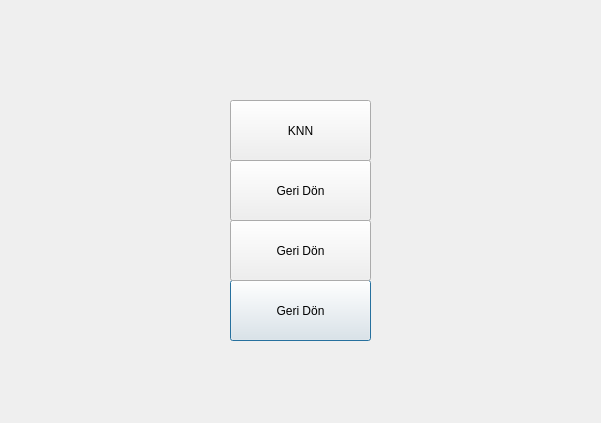
Qt form ModelMenu.ui (kerem37mert/machine-learning-gui-project) before a commit.
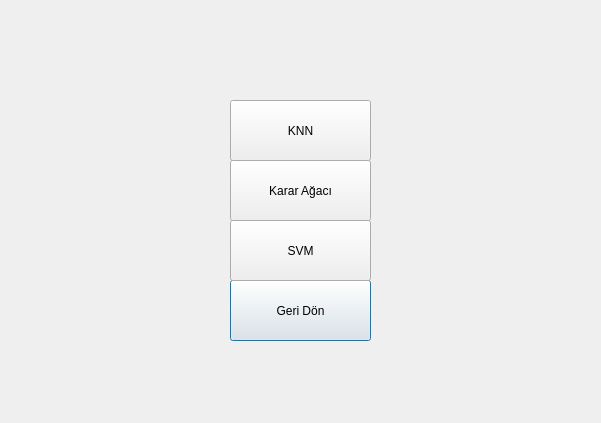
The same form after that commit.

```diff
--- a/ModelMenu.ui
+++ b/ModelMenu.ui
@@ -36,7 +36,7 @@
     </rect>
    </property>
    <property name="text">
-    <string>Geri Dön</string>
+    <string>SVM</string>
    </property>
   </widget>
   <widget class="QPushButton" name="button2">
@@ -49,7 +49,7 @@
     </rect>
    </property>
    <property name="text">
-    <string>Geri Dön</string>
+    <string>Karar Ağacı</string>
    </property>
   </widget>
   <widget class="QPushButton" name="button1">
```
